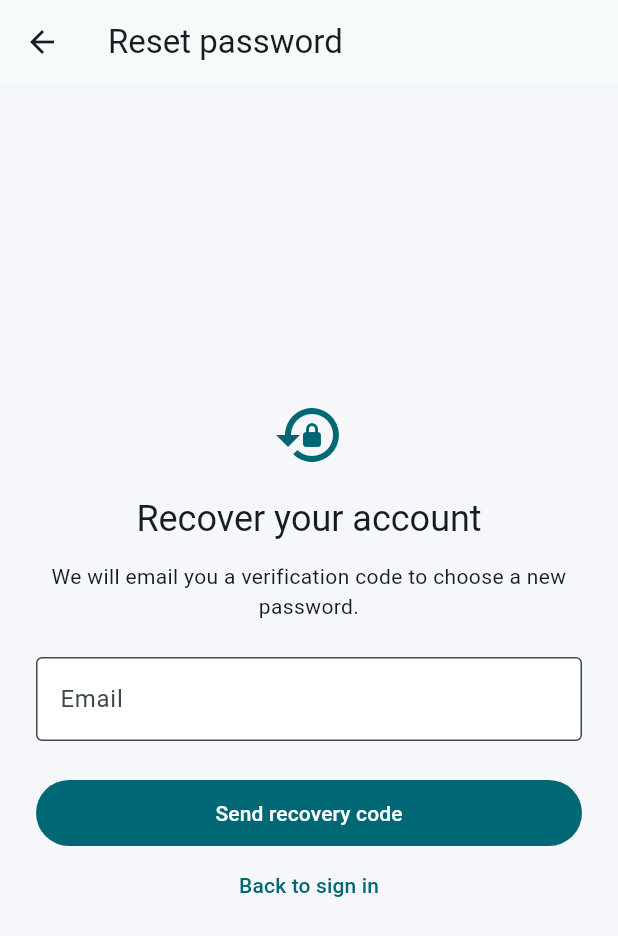
After one commit to zaynahamiraly/ClaimLens-AI, a Flutter app: the screen it shows after launch, after a tap on "Sign in", after a tap on "Forgot password?", on a phone screen of 412 x 824 dp. The commit adds this screen. Shown: the top 936 px of the screen. Run offline on Flutter 3.47's test engine with Material 3 defaults, Android fonts, the phone set to English and light mode, and no system bars; our stand-ins replace dio, file_picker, flutter_secure_storage, image_picker; accounts and stored records are empty.

Commit message:
Fix mobile dashboard overflow and processing credentials; add account recovery

```diff
--- /dev/null
+++ b/mobile/claimlens_mobile/lib/screens/account_help_screen.dart
@@ -0,0 +1,227 @@
+import 'package:flutter/material.dart';
+import 'package:provider/provider.dart';
+import '../providers/auth_provider.dart';
+import '../services/api_client.dart';
+
+enum AccountAction { signup, recovery }
+
+class AccountHelpScreen extends StatefulWidget {
+  const AccountHelpScreen(
+      {super.key, required this.action, this.initialEmail = ''});
+  final AccountAction action;
+  final String initialEmail;
+  @override
+  State<AccountHelpScreen> createState() => _AccountHelpScreenState();
+}
+
+class _AccountHelpScreenState extends State<AccountHelpScreen> {
+  final form = GlobalKey<FormState>();
+  final name = TextEditingController();
+  late final email = TextEditingController(text: widget.initialEmail);
+  final password = TextEditingController();
+  final confirm = TextEditingController();
+  final code = TextEditingController();
+  bool busy = false, sent = false, complete = false, hidden = true;
+  String? error, message;
+  bool get signup => widget.action == AccountAction.signup;
+
+  @override
+  void dispose() {
+    for (final controller in [name, email, password, confirm, code]) {
+      controller.dispose();
+    }
+    super.dispose();
+  }
+
+  Future<void> submit() async {
+    if (busy || !form.currentState!.validate()) return;
+    setState(() {
+      busy = true;
+      error = null;
+    });
+    try {
+      final client = context.read<AuthProvider>().client;
+      final path = signup
+          ? '/auth/signup'
+          : sent
+              ? '/auth/reset-password'
+              : '/auth/forgot-password';
+      final response = await client.dio.post<Map<String, dynamic>>(path, data: {
+        'email': email.text.trim(),
+        if (signup) 'display_name': name.text.trim(),
+        if (signup || sent) 'password': password.text,
+        if (!signup && sent) 'code': code.text.trim(),
+      });
+      if (!mounted) return;
+      setState(() {
+        message = response.data?['message'] as String?;
+        if (signup || sent) {
+          complete = true;
+        } else {
+          sent = true;
+        }
+        password.clear();
+        confirm.clear();
+      });
+    } catch (exception) {
+      if (mounted) setState(() => error = readableApiError(exception));
+    } finally {
+      if (mounted) setState(() => busy = false);
+    }
+  }
+
+  @override
+  Widget build(BuildContext context) => Scaffold(
+        appBar:
+            AppBar(title: Text(signup ? 'Create account' : 'Reset password')),
+        body: SafeArea(
+            child: Center(
+                child: SingleChildScrollView(
+          padding: const EdgeInsets.all(24),
+          child: ConstrainedBox(
+              constraints: const BoxConstraints(maxWidth: 440),
+              child: Form(
+                key: form,
+                child: Column(
+                    crossAxisAlignment: CrossAxisAlignment.stretch,
+                    children: [
+                      Icon(signup ? Icons.person_add_alt_1 : Icons.lock_reset,
+                          size: 48,
+                          color: Theme.of(context).colorScheme.primary),
+                      const SizedBox(height: 16),
+                      Text(
+                          signup ? 'Join ClaimLens AI' : 'Recover your account',
+                          style: Theme.of(context).textTheme.headlineSmall,
+                          textAlign: TextAlign.center),
+                      const SizedBox(height: 12),
+                      Text(
+                          signup
+                              ? 'Create a client account to submit and track your claims.'
+                              : 'We will email you a verification code to choose a new password.',
+                          textAlign: TextAlign.center),
+                      const SizedBox(height: 24),
+                      if (!complete) ...[
+                        if (signup) ...[
+                          TextFormField(
+                              controller: name,
+                              enabled: !busy,
+                              textCapitalization: TextCapitalization.words,
+                              decoration:
+                                  const InputDecoration(labelText: 'Full name'),
+                              validator: (v) => (v?.trim().length ?? 0) < 2 ||
+                                      (v?.trim().length ?? 0) > 120
+                                  ? 'Enter a name between 2 and 120 characters.'
+                                  : null),
+                          const SizedBox(height: 16),
+                        ],
+                        TextFormField(
+                            controller: email,
+                            enabled: !busy && !sent,
+                            keyboardType: TextInputType.emailAddress,
+                            autocorrect: false,
+                            decoration:
+                                const InputDecoration(labelText: 'Email'),
+                            validator: (v) =>
+                                RegExp(r'^[^\s@]+@[^\s@]+\.[^\s@]+$')
+                                        .hasMatch(v?.trim() ?? '')
+                                    ? null
+                                    : 'Enter a valid email.'),
+                        if (!signup && sent) ...[
+                          const SizedBox(height: 16),
+                          TextFormField(
+                              controller: code,
+                              enabled: !busy,
+                              keyboardType: TextInputType.number,
+                              autofillHints: const [AutofillHints.oneTimeCode],
+                              decoration: const InputDecoration(
+                                  labelText: 'Email verification code'),
+                              validator: (v) => RegExp(r'^\d{6,10}$')
+                                      .hasMatch(v?.trim() ?? '')
+                                  ? null
+                                  : 'Enter the code from your email.'),
+                        ],
+                        if (signup || sent) ...[
+                          const SizedBox(height: 16),
+                          TextFormField(
+                              controller: password,
+                              enabled: !busy,
+                              obscureText: hidden,
+                              autocorrect: false,
+                              enableSuggestions: false,
+                              decoration: InputDecoration(
+                                  labelText: 'New password',
+                                  helperText: 'Use 8 to 128 characters.',
+                                  suffixIcon: IconButton(
+                                      tooltip: hidden
+                                          ? 'Show password'
+                                          : 'Hide password',
+                                      onPressed: () =>
+                                          setState(() => hidden = !hidden),
+                                      icon: Icon(hidden
+                                          ? Icons.visibility
+                                          : Icons.visibility_off))),
+                              validator: (v) =>
+                                  (v?.length ?? 0) < 8 || (v?.length ?? 0) > 128
+                                      ? 'Use 8 to 128 characters.'
+                                      : null),
+                          const SizedBox(height: 16),
+                          TextFormField(
+                              controller: confirm,
+                              enabled: !busy,
+                              obscureText: true,
+                              autocorrect: false,
+                              enableSuggestions: false,
+                              decoration: const InputDecoration(
+                                  labelText: 'Confirm password'),
+                              validator: (v) => v != password.text
+                                  ? 'Passwords do not match.'
+                                  : null),
+                        ],
+                      ],
+                      if (message != null)
+                        Padding(
+                            padding: const EdgeInsets.only(top: 16),
+                            child: Text(message!, semanticsLabel: message)),
+                      if (error != null)
+                        Padding(
+                            padding: const EdgeInsets.only(top: 16),
+                            child: Text(error!,
+                                style: TextStyle(
+                                    color:
+                                        Theme.of(context).colorScheme.error))),
+                      const SizedBox(height: 24),
+                      if (!complete)
+                        FilledButton(
+                            onPressed: busy ? null : submit,
+                            child: Padding(
+                                padding: const EdgeInsets.all(12),
+                                child: busy
+                                    ? const SizedBox.square(
+                                        dimension: 20,
+                                        child: CircularProgressIndicator(
+                                            strokeWidth: 2))
+                                    : Text(signup
+                                        ? 'Create account'
+                                        : sent
+                                            ? 'Update password'
+                                            : 'Send recovery code'))),
+                      if (!signup && sent && !complete)
+                        TextButton(
+                            onPressed: busy
+                                ? null
+                                : () => setState(() {
+                                      sent = false;
+                                      message = null;
+                                      error = null;
+                                      code.clear();
+                                    }),
+                            child: const Text(
+                                'Change email or request another code')),
+                      TextButton(
+                          onPressed: busy ? null : () => Navigator.pop(context),
+                          child: const Text('Back to sign in')),
+                    ]),
+              )),
+        ))),
+      );
+}
--- a/mobile/claimlens_mobile/lib/screens/login_screen.dart
+++ b/mobile/claimlens_mobile/lib/screens/login_screen.dart
@@ -2,6 +2,7 @@ import 'package:flutter/material.dart';
 import 'package:provider/provider.dart';
 
 import '../providers/auth_provider.dart';
+import 'account_help_screen.dart';
 
 class LoginScreen extends StatefulWidget {
   const LoginScreen({super.key});
@@ -34,25 +35,97 @@ class _LoginScreenState extends State<LoginScreen> {
               constraints: const BoxConstraints(maxWidth: 440),
               child: Form(
                 key: formKey,
-                child: Column(crossAxisAlignment: CrossAxisAlignment.stretch, children: [
-                  Icon(Icons.auto_awesome, size: 54, color: Theme.of(context).colorScheme.primary),
+                child: Column(
+                    crossAxisAlignment: CrossAxisAlignment.stretch,
+                    children: [
+                      Icon(Icons.auto_awesome,
+                          size: 54,
+                          color: Theme.of(context).colorScheme.primary),
                       const SizedBox(height: 16),
-                  Text('ClaimLens AI', textAlign: TextAlign.center, style: Theme.of(context).textTheme.headlineMedium?.copyWith(fontWeight: FontWeight.w800)),
+                      Text('ClaimLens AI',
+                          textAlign: TextAlign.center,
+                          style: Theme.of(context)
+                              .textTheme
+                              .headlineMedium
+                              ?.copyWith(fontWeight: FontWeight.w800)),
                       const SizedBox(height: 8),
-                  Text('Sign in to submit and track medical claims.', textAlign: TextAlign.center, style: Theme.of(context).textTheme.bodyLarge),
+                      Text('Sign in to submit and track medical claims.',
+                          textAlign: TextAlign.center,
+                          style: Theme.of(context).textTheme.bodyLarge),
                       const SizedBox(height: 32),
-                  TextFormField(controller: email, keyboardType: TextInputType.emailAddress, decoration: const InputDecoration(labelText: 'Email', prefixIcon: Icon(Icons.email_outlined)), validator: (value) => value != null && value.contains('@') ? null : 'Enter your email.'),
+                      TextFormField(
+                          controller: email,
+                          keyboardType: TextInputType.emailAddress,
+                          decoration: const InputDecoration(
+                              labelText: 'Email',
+                              prefixIcon: Icon(Icons.email_outlined)),
+                          validator: (value) =>
+                              value != null && value.contains('@')
+                                  ? null
+                                  : 'Enter your email.'),
                       const SizedBox(height: 16),
-                  TextFormField(controller: password, obscureText: hidden, decoration: InputDecoration(labelText: 'Password', prefixIcon: const Icon(Icons.lock_outline), suffixIcon: IconButton(onPressed: () => setState(() => hidden = !hidden), icon: Icon(hidden ? Icons.visibility : Icons.visibility_off))), validator: (value) => value == null || value.isEmpty ? 'Enter your password.' : null),
-                  if (auth.error != null) Padding(padding: const EdgeInsets.only(top: 12), child: Text(auth.error!, style: TextStyle(color: Theme.of(context).colorScheme.error))),
+                      TextFormField(
+                          controller: password,
+                          obscureText: hidden,
+                          decoration: InputDecoration(
+                              labelText: 'Password',
+                              prefixIcon: const Icon(Icons.lock_outline),
+                              suffixIcon: IconButton(
+                                  onPressed: () =>
+                                      setState(() => hidden = !hidden),
+                                  icon: Icon(hidden
+                                      ? Icons.visibility
+                                      : Icons.visibility_off))),
+                          validator: (value) => value == null || value.isEmpty
+                              ? 'Enter your password.'
+                              : null),
+                      if (auth.error != null)
+                        Padding(
+                            padding: const EdgeInsets.only(top: 12),
+                            child: Text(auth.error!,
+                                style: TextStyle(
+                                    color:
+                                        Theme.of(context).colorScheme.error))),
                       const SizedBox(height: 20),
                       FilledButton.icon(
-                    onPressed: auth.busy ? null : () { if (formKey.currentState!.validate()) auth.login(email.text, password.text); },
-                    icon: auth.busy ? const SizedBox.square(dimension: 18, child: CircularProgressIndicator(strokeWidth: 2)) : const Icon(Icons.login),
-                    label: const Padding(padding: EdgeInsets.symmetric(vertical: 14), child: Text('Sign in')),
+                        onPressed: auth.busy
+                            ? null
+                            : () {
+                                if (formKey.currentState!.validate()) {
+                                  auth.login(email.text, password.text);
+                                }
+                              },
+                        icon: auth.busy
+                            ? const SizedBox.square(
+                                dimension: 18,
+                                child:
+                                    CircularProgressIndicator(strokeWidth: 2))
+                            : const Icon(Icons.login),
+                        label: const Padding(
+                            padding: EdgeInsets.symmetric(vertical: 14),
+                            child: Text('Sign in')),
                       ),
                       const SizedBox(height: 16),
-                  const Text('Accounts are created through the existing ClaimLens web registration and administration flow.', textAlign: TextAlign.center),
+                      TextButton(
+                          onPressed: auth.busy
+                              ? null
+                              : () => Navigator.push(
+                                  context,
+                                  MaterialPageRoute<void>(
+                                      builder: (_) => AccountHelpScreen(
+                                          action: AccountAction.recovery,
+                                          initialEmail: email.text.trim()))),
+                          child: const Text('Forgot password?')),
+                      OutlinedButton(
+                          onPressed: auth.busy
+                              ? null
+                              : () => Navigator.push(
+                                  context,
+                                  MaterialPageRoute<void>(
+                                      builder: (_) => AccountHelpScreen(
+                                          action: AccountAction.signup,
+                                          initialEmail: email.text.trim()))),
+                          child: const Text('Create an account')),
                     ]),
               ),
             ),
```
Also changed, not shown: mobile/claimlens_mobile/lib/screens/dashboard_screen.dart (+100 -26 lines), mobile/claimlens_mobile/pubspec.lock (added), 29 other files. Lines whose indentation alone changed are shown as unchanged.
